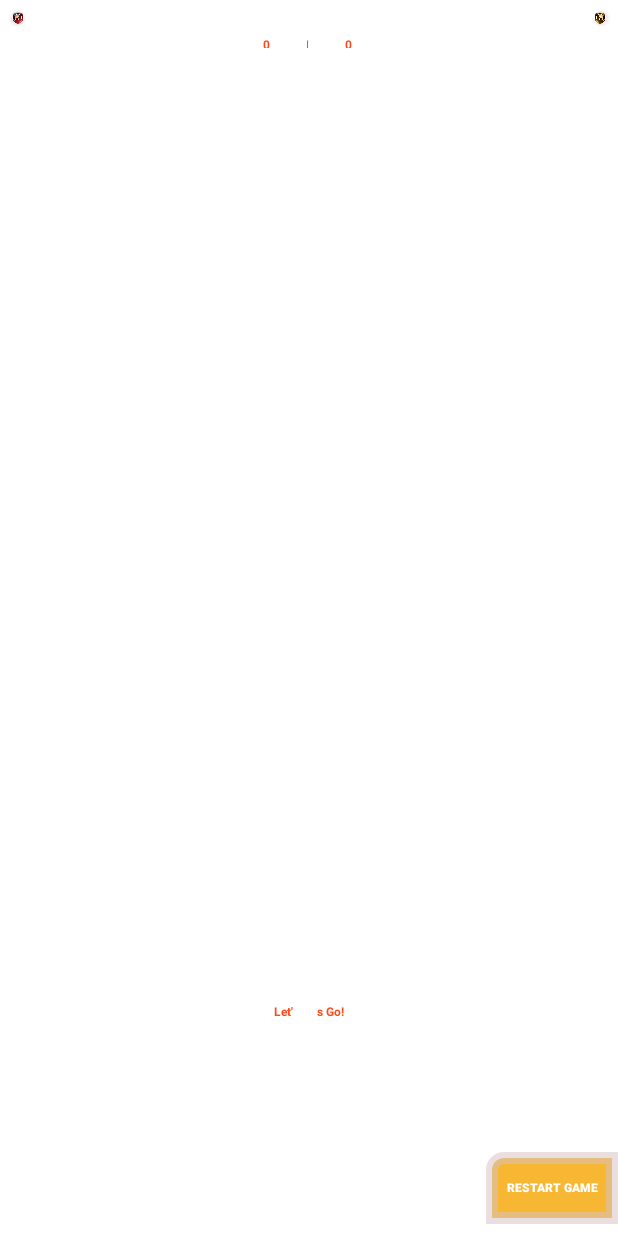
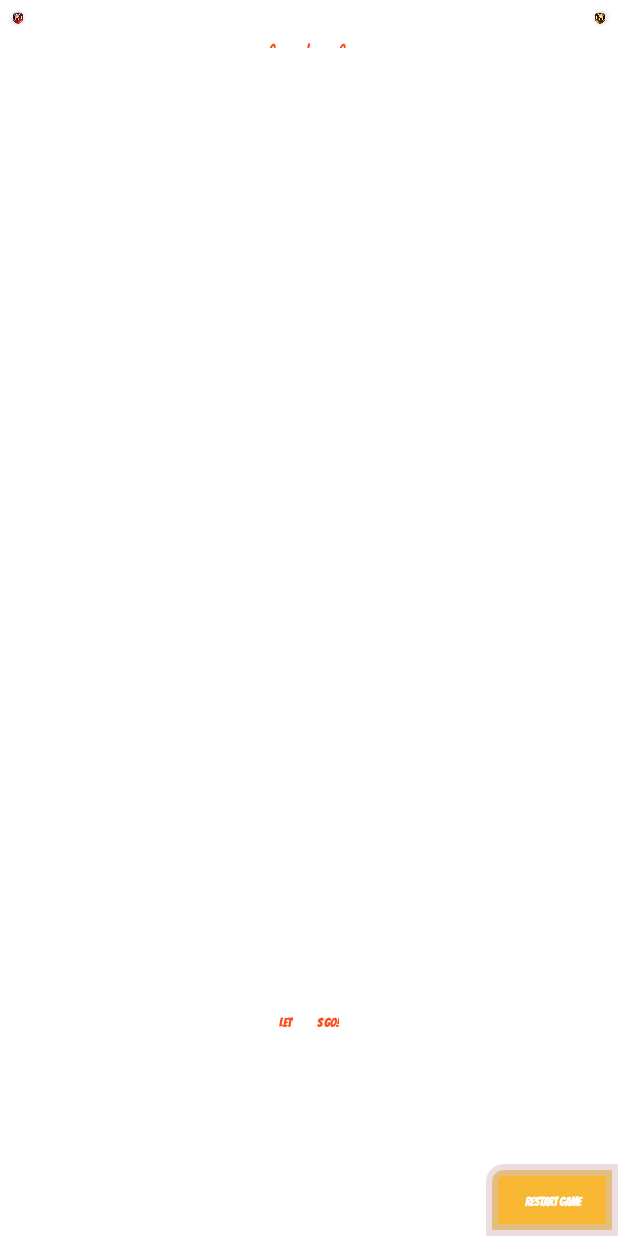
Before and after one commit to sumonkumarbd/Tic-Tac-Toe-for-Android, an Android app: the OneVsOne screen opened directly, with no data from a screen before it, after a tap on "RESTART GAME", on a phone screen of 412 x 824 dp. Run offline under Robolectric (Android 15) with nearby library versions, the light colour scheme and no system bars; 2 statements that could not run were skipped.

Commit message:
Coustomize font

```diff
--- a/app/src/main/res/layout/activity_main.xml
+++ b/app/src/main/res/layout/activity_main.xml
@@ -14,7 +14,7 @@
         android:layout_width="wrap_content"
         android:layout_height="wrap_content"
         android:text="@string/app_name"
-        android:layout_marginTop="@dimen/_80dp"
+        android:layout_marginTop="@dimen/_50dp"
         android:textSize="@dimen/_40sp"
         android:gravity="center"
         android:layout_gravity="center"
@@ -26,10 +26,9 @@
 
     <RelativeLayout
         android:layout_width="match_parent"
-        android:layout_height="@dimen/_40dp"
+        android:layout_height="@dimen/_60dp"
         android:layout_gravity="bottom"
         android:gravity="center"
-        android:layout_marginBottom="@dimen/_30dp"
         app:layout_constraintBottom_toBottomOf="parent"
         app:layout_constraintEnd_toEndOf="parent"
         app:layout_constraintStart_toStartOf="parent">
@@ -38,10 +37,9 @@
             android:id="@+id/oneVsOne_btn"
             style="@style/navBtnStyle"
             android:layout_width="@dimen/_140dp"
-            android:layout_height="wrap_content"
+            android:layout_height="match_parent"
             android:layout_alignParentStart="true"
             android:background="@drawable/line_shape_right_cut"
-            android:paddingVertical="@dimen/_10dp"
             android:paddingStart="@dimen/_10dp"
             android:paddingEnd="@dimen/_20dp"
             android:text="Friends"
@@ -51,10 +49,9 @@
             android:id="@+id/computer_btn"
             style="@style/navBtnStyle"
             android:layout_width="@dimen/_140dp"
-            android:layout_height="wrap_content"
+            android:layout_height="match_parent"
             android:layout_alignParentEnd="true"
             android:background="@drawable/line_shape_left_cut"
-            android:paddingVertical="@dimen/_10dp"
             android:paddingStart="@dimen/_20dp"
             android:paddingEnd="@dimen/_10dp"
             android:text="computer"
--- a/app/src/main/res/layout/game_layout.xml
+++ b/app/src/main/res/layout/game_layout.xml
@@ -43,8 +43,8 @@
 
     <androidx.cardview.widget.CardView
         android:id="@+id/player1Img_card_1"
-        android:layout_width="@dimen/_60dp"
-        android:layout_height="@dimen/_60dp"
+        android:layout_width="@dimen/_45dp"
+        android:layout_height="@dimen/_45dp"
         android:layout_marginStart="@dimen/_10dp"
         android:layout_marginTop="@dimen/_10dp"
         app:layout_constraintStart_toStartOf="parent"
@@ -54,8 +54,8 @@
         >
         <ImageView
             android:id="@+id/player1Img"
-            android:layout_width="@dimen/_60dp"
-            android:layout_height="@dimen/_60dp"
+            android:layout_width="match_parent"
+            android:layout_height="match_parent"
             android:scaleType="centerCrop"
             android:padding="@dimen/_5dp"
             android:src="@drawable/game_player"
@@ -66,8 +66,8 @@
 
     <androidx.cardview.widget.CardView
         android:id="@+id/player2Img_card_2"
-        android:layout_width="@dimen/_60dp"
-        android:layout_height="@dimen/_60dp"
+        android:layout_width="@dimen/_45dp"
+        android:layout_height="@dimen/_45dp"
         app:cardCornerRadius="@dimen/_60dp"
         android:layout_marginEnd="@dimen/_10dp"
         android:layout_marginTop="@dimen/_10dp"
@@ -77,8 +77,8 @@
         >
         <com.airbnb.lottie.LottieAnimationView
             android:id="@+id/player2_pro_lottie"
-            android:layout_width="@dimen/_60dp"
-            android:layout_height="@dimen/_60dp"
+            android:layout_width="match_parent"
+            android:layout_height="match_parent"
             app:lottie_rawRes="@raw/robot_2"
             app:lottie_autoPlay="true"
             app:lottie_repeatMode="restart"
@@ -94,10 +94,10 @@
 
     <LinearLayout
         android:layout_width="match_parent"
-        android:layout_height="@dimen/_30dp"
+        android:layout_height="@dimen/_40dp"
         android:orientation="horizontal"
         android:layout_marginTop="@dimen/_5dp"
-        android:weightSum="3"
+        android:weightSum="2.5"
         android:gravity="center"
         app:layout_constraintStart_toStartOf="parent"
         app:layout_constraintEnd_toEndOf="parent"
@@ -110,9 +110,9 @@
             style="@style/textVStyles"
             android:layout_width="0dp"
             android:layout_height="match_parent"
-            android:layout_weight="1.1"
+            android:layout_weight="1"
             android:gravity="start|center"
-            android:paddingHorizontal="@dimen/_10dp"
+            android:paddingHorizontal="@dimen/_20dp"
             android:paddingVertical="@dimen/_3dp"
             android:background="@drawable/line_shape_right_cut"
             android:text="@string/player1"
@@ -125,7 +125,7 @@
             style="@style/textVStyles"
             android:gravity="center"
             android:layout_width="0dp"
-            android:layout_weight=".38"
+            android:layout_weight=".2"
             android:layout_height="match_parent"
             android:layout_marginStart="@dimen/_10dp"
             android:textSize="@dimen/_25sp"
@@ -138,7 +138,7 @@
             android:gravity="center"
             android:layout_gravity="center"
             android:layout_width="0dp"
-            android:layout_weight=".04"
+            android:layout_weight=".1"
             android:layout_height="match_parent"
             android:textSize="@dimen/_25sp"
             android:text="|"
@@ -150,7 +150,7 @@
             style="@style/textVStyles"
             android:gravity="center"
             android:layout_width="0dp"
-            android:layout_weight=".38"
+            android:layout_weight=".2"
             android:textSize="@dimen/_25sp"
             android:layout_height="match_parent"
             android:layout_marginEnd="@dimen/_10dp"
@@ -163,9 +163,9 @@
             style="@style/textVStyles"
             android:layout_width="0dp"
             android:layout_height="match_parent"
-            android:layout_weight="1.1"
+            android:layout_weight="1"
             android:gravity="end|center"
-            android:paddingHorizontal="@dimen/_10dp"
+            android:paddingHorizontal="@dimen/_20dp"
             android:paddingVertical="@dimen/_3dp"
             android:background="@drawable/line_shape_left_cut"
             android:textColor="@color/white"
@@ -288,14 +288,13 @@
         style="@style/textVStyles"
         android:layout_width="wrap_content"
         android:layout_height="wrap_content"
-        android:layout_marginBottom="@dimen/_20dp"
         android:background="@drawable/line_shape_left_cut"
         android:paddingVertical="@dimen/_10dp"
         android:paddingStart="@dimen/_20dp"
         android:paddingEnd="@dimen/_10dp"
         android:text="@string/restartGame"
         android:textColor="@color/white"
-        android:textSize="@dimen/_12sp"
+        android:textSize="@dimen/_16sp"
         android:textStyle="bold"
         app:layout_constraintBottom_toBottomOf="parent"
         app:layout_constraintEnd_toEndOf="parent" />
--- a/app/src/main/res/values/strings.xml
+++ b/app/src/main/res/values/strings.xml
@@ -11,6 +11,7 @@
         <item name="android:textColor">@color/btnColor</item>
         <item name="android:textSize">@dimen/_15sp</item>
         <item name="android:textStyle">bold</item>
+        <item name="fontFamily">@font/bangers_regular</item>
     </style>
 
     <style name="statusStyles">
@@ -19,6 +20,7 @@
         <item name="android:textSize">@dimen/_25sp</item>
         <item name="android:textStyle">bold</item>
         <item name="android:textColor">@color/btnColor</item>
+        <item name="fontFamily">@font/bangers_regular</item>
     </style>
 
 
@@ -31,6 +33,7 @@
         <item name="elevation">@dimen/_10dp</item>
         <item name="android:layout_margin">@dimen/_5dp</item>
         <item name="android:textColor">@color/white</item>
+        <item name="fontFamily">@font/bangers_regular</item>
     </style>
 
 
@@ -42,6 +45,7 @@
         <item name="android:padding">@dimen/_5dp</item>
         <item name="elevation">@dimen/_20dp</item>
         <item name="android:textColor">@color/white</item>
+        <item name="fontFamily">@font/bangers_regular</item>
     </style>
 
 </resources>
```
Also changed, not shown: app/src/main/res/font/bangers_regular.ttf (added), 1 other file.
